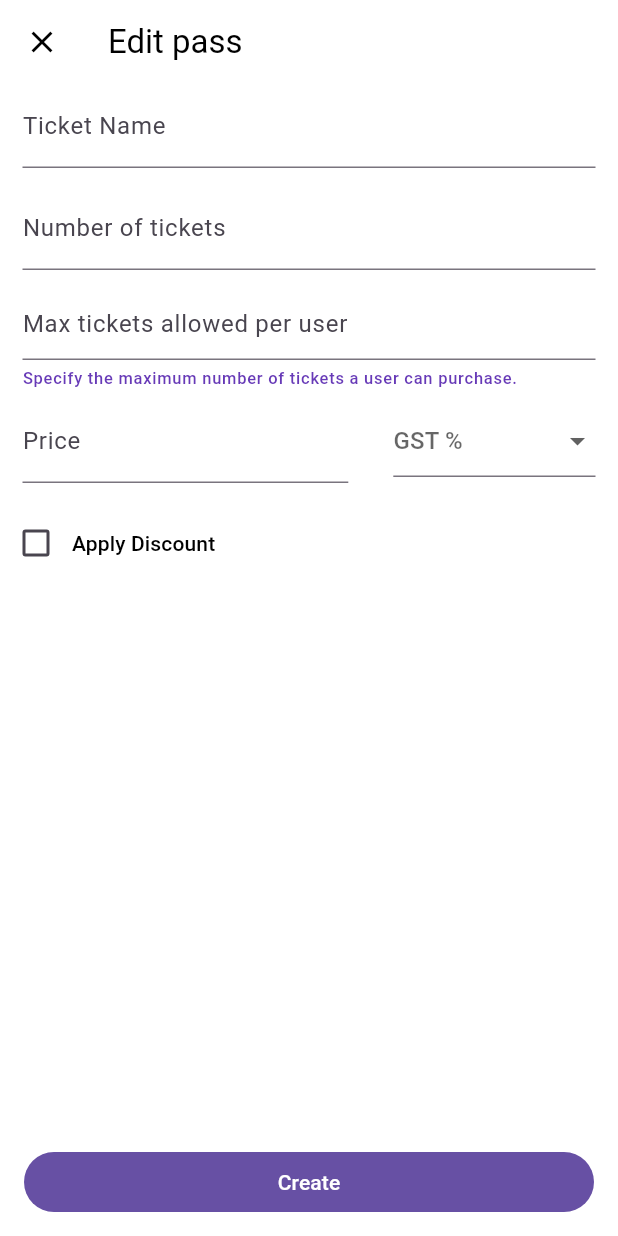
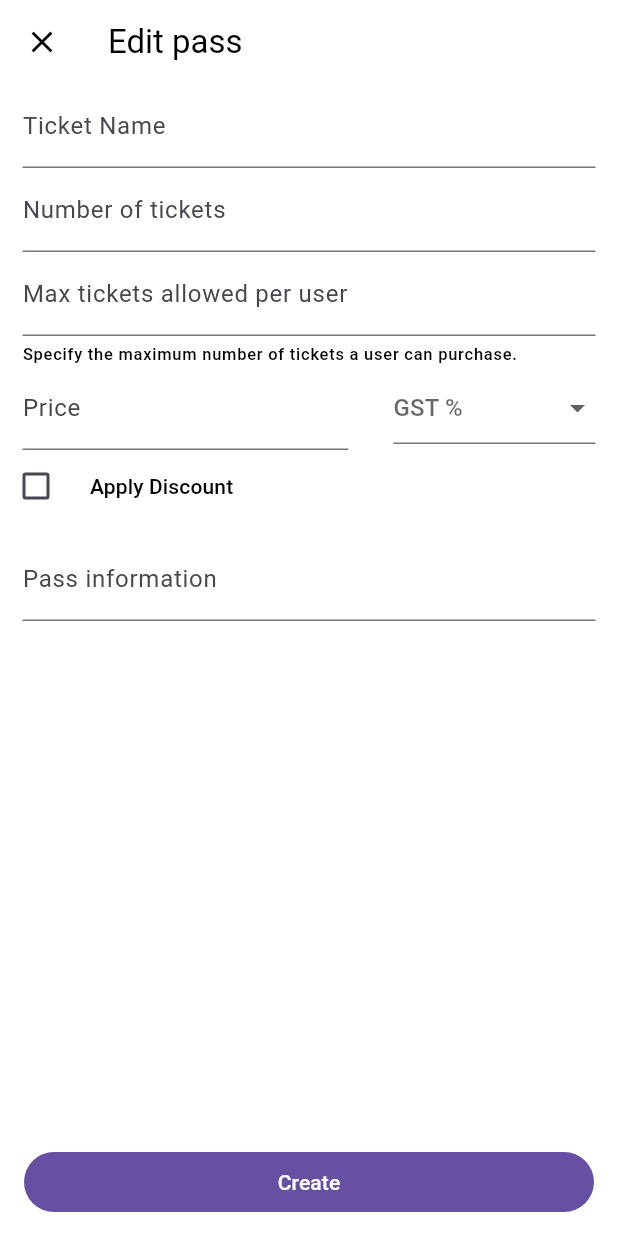
Before and after one commit to sreenandh-tp/manage_gathering, a Flutter app: the screen it shows after launch, tab 3 chosen, after a tap on the "edit square" icon, on a phone screen of 412 x 824 dp. Run offline on Flutter 3.47's test engine with Material 3 defaults, Android fonts, the phone set to English and light mode, and no system bars.

Commit message:
24/12/2024

```diff
--- a/lib/main.dart
+++ b/lib/main.dart
@@ -17,7 +17,6 @@ class MyApp extends StatelessWidget {
 
       //LIGHT THEME
       theme: ThemeData(
-        useMaterial3: true,
         primaryColor: const Color.fromARGB(255, 243, 238, 251),
         dialogTheme: const DialogTheme(backgroundColor: Colors.white),
         bottomSheetTheme:
@@ -57,10 +56,10 @@ class MyApp extends StatelessWidget {
         chipTheme: const ChipThemeData(
           backgroundColor: Color.fromARGB(255, 245, 240, 255),
         ),
+        useMaterial3: true,
       ),
       // DARK THEME
       darkTheme: ThemeData(
-        useMaterial3: true,
         primaryColor: Colors.black,
         dialogTheme: const DialogTheme(backgroundColor: Colors.black87),
         bottomSheetTheme:
@@ -103,6 +102,7 @@ class MyApp extends StatelessWidget {
         ),
         scaffoldBackgroundColor: Colors.black,
         chipTheme: const ChipThemeData(backgroundColor: Colors.black),
+        useMaterial3: true,
       ),
       home: const ManageGatheringPage(),
       debugShowCheckedModeBanner: false,
--- a/lib/manage_gathering/screen/manage_gathering.dart
+++ b/lib/manage_gathering/screen/manage_gathering.dart
@@ -1,9 +1,9 @@
 import 'package:flutter/material.dart';
-import 'package:manage_gathering/manage_gathering/screen/manage_gathering_options/edit_page.dart';
 import 'package:manage_gathering/manage_gathering/screen/manage_gathering_options/export_guest_page.dart';
 import 'package:manage_gathering/manage_gathering/screen/manage_gathering_options/invite_guest_page.dart';
 import 'package:manage_gathering/manage_gathering/screen/manage_gathering_options/send_notification_page.dart';
-import 'package:manage_gathering/manage_gathering/screen/manage_gathering_options/view_order_page.dart';
+
+import 'package:manage_gathering/manage_gathering/screen/settings/settings_page.dart';
 import 'package:manage_gathering/manage_gathering/screen/tabbar_pages/ticket_page.dart';
 import 'package:manage_gathering/manage_gathering/screen/widgets/gathering_status_row.dart';
 import 'package:manage_gathering/manage_gathering/screen/tabbar_pages/guests_page.dart';
@@ -20,11 +20,18 @@ class _ManageGatheringPageState extends State<ManageGatheringPage> {
   @override
   Widget build(BuildContext context) {
     return Scaffold(
+      backgroundColor: Theme.of(context).primaryColor,
       appBar: AppBar(
         leading: const BackButton(),
         actions: [
           IconButton(
-            onPressed: () {},
+            onPressed: () {
+              Navigator.push(
+                  context,
+                  MaterialPageRoute(
+                    builder: (context) => const SettingsPage(),
+                  ));
+            },
             icon: const Icon(Icons.settings),
           ),
           PopupMenuButton(
@@ -32,11 +39,11 @@ class _ManageGatheringPageState extends State<ManageGatheringPage> {
             itemBuilder: (context) => [
               PopupMenuItem(
                 onTap: () {
-                  Navigator.push(
-                      context,
-                      MaterialPageRoute(
-                        builder: (context) => const EditPage(),
-                      ));
+                  // Navigator.push(
+                  //     context,
+                  //     MaterialPageRoute(
+                  //       builder: (context) => const EditPage(),
+                  //     ));
                 },
                 child: Text(
                   "Edit",
@@ -45,11 +52,11 @@ class _ManageGatheringPageState extends State<ManageGatheringPage> {
               ),
               PopupMenuItem(
                 onTap: () {
-                  Navigator.push(
-                      context,
-                      MaterialPageRoute(
-                        builder: (context) => const ViewOrderPage(),
-                      ));
+                  // Navigator.push(
+                  //     context,
+                  //     MaterialPageRoute(
+                  //       builder: (context) => const ViewOrderPage(),
+                  //     ));
                 },
                 child: Text(
                   "View order",
@@ -101,7 +108,8 @@ class _ManageGatheringPageState extends State<ManageGatheringPage> {
       ),
       body: Column(
         children: [
-          SizedBox(
+          Container(
+            color: Theme.of(context).scaffoldBackgroundColor,
             width: double.infinity,
             child: Padding(
               padding: const EdgeInsets.only(top: 15, left: 18, right: 10),
@@ -174,7 +182,8 @@ class _ManageGatheringPageState extends State<ManageGatheringPage> {
           ),
           const SizedBox(height: 4),
           Expanded(
-            child: SizedBox(
+            child: Container(
+              color: Theme.of(context).scaffoldBackgroundColor,
               width: double.infinity,
               child: DefaultTabController(
                 length: 3,
--- a/lib/manage_gathering/screen/tabbar_pages/guests_page.dart
+++ b/lib/manage_gathering/screen/tabbar_pages/guests_page.dart
@@ -8,37 +8,33 @@ class GuestsPage extends StatelessWidget {
   Widget build(BuildContext context) {
     return Scaffold(
       body: ListView(
+        shrinkWrap: true,
         children: [
-          Padding(
-            padding: const EdgeInsets.only(left: 10, top: 12),
-            child: Row(
-              children: [
-                Chip(
+          SizedBox(
+            height: 60,
+            width: double.infinity,
+            child: ListView.builder(
+              shrinkWrap: true,
+              scrollDirection: Axis.horizontal,
+              itemCount: 4,
+              itemBuilder: (context, index) {
+                return Padding(
+                  padding: const EdgeInsets.only(left: 8),
+                  child: Chip(
                     elevation: 0,
                     label: Text(
-                    "All",
+                      "Varified",
                       style: Theme.of(context).textTheme.labelMedium,
                     ),
                   ),
-                const SizedBox(width: 6),
-                Chip(
-                  label: Text(
-                    "Verified",
-                    style: Theme.of(context).textTheme.labelMedium,
+                );
+              },
             ),
           ),
-                const SizedBox(width: 6),
-                Chip(
-                  label: Text(
-                    "Rejected",
-                    style: Theme.of(context).textTheme.labelMedium,
-                  ),
-                ),
-              ],
-            ),
-          ),
-          const SizedBox(height: 10),
-          ListView.builder(
+          // const SizedBox(height: 10),
+          SizedBox(
+            width: double.infinity,
+            child: ListView.builder(
               shrinkWrap: true,
               itemCount: 12,
               physics: const NeverScrollableScrollPhysics(),
@@ -77,6 +73,7 @@ class GuestsPage extends StatelessWidget {
                   ),
                 );
               },
+            ),
           )
         ],
       ),
--- a/lib/manage_gathering/screen/tabbar_pages/ticket_page.dart
+++ b/lib/manage_gathering/screen/tabbar_pages/ticket_page.dart
@@ -19,8 +19,9 @@ class TicketPage extends StatelessWidget {
         padding: const EdgeInsets.symmetric(horizontal: 10),
         child: ListView(
           children: [
+            const SizedBox(height: 10),
             TickectWidget(
-              ticketType: "Free Pass",
+              ticketType: "Free Pass uest required approval for joining",
               ticketPrice: "00.00",
               seatCount: "25/50",
               status: "",
--- a/lib/manage_gathering/screen/tabbar_pages/widgets/ticket_widget.dart
+++ b/lib/manage_gathering/screen/tabbar_pages/widgets/ticket_widget.dart
@@ -25,22 +25,21 @@ class TickectWidget extends StatelessWidget {
       child: Column(
         children: [
           ListTile(
-            minTileHeight: 30,
-            dense: true,
-            contentPadding: const EdgeInsets.only(
-              left: 15,
-              right: 5,
+            // dense: true,
+            title: Padding(
+              padding: const EdgeInsets.only(top: 10),
+              child: Text(
+                ticketType,
+                softWrap: true,
+                style: Theme.of(context).textTheme.titleMedium,
+              ),
             ),
-            leading: Text(
-              ticketType,
-              style: Theme.of(context).textTheme.titleMedium,
-            ),
-            title: Text(
-              status,
-              style: Theme.of(context).textTheme.titleSmall?.merge(
-                    const TextStyle(color: Colors.red),
-                  ),
-            ),
+            // title: Text(
+            //   status,
+            //   style: Theme.of(context).textTheme.titleSmall?.merge(
+            //         const TextStyle(color: Colors.red),
+            //       ),
+            // ),
             trailing: IconButton(
                 alignment: Alignment.topRight,
                 onPressed: () {
@@ -56,7 +55,7 @@ class TickectWidget extends StatelessWidget {
                 )),
           ),
           Padding(
-            padding: const EdgeInsets.symmetric(horizontal: 15),
+            padding: const EdgeInsets.only(left: 15, right: 15),
             child: Row(
               children: [
                 Text(
@@ -88,6 +87,9 @@ class TickectWidget extends StatelessWidget {
                 const SizedBox(width: 15),
                 Text("₹1500 Sales",
                     style: Theme.of(context).textTheme.titleSmall),
+                const SizedBox(width: 15),
+                Text("20 Check-in",
+                    style: Theme.of(context).textTheme.titleSmall),
               ],
             ),
           ),
@@ -95,6 +97,59 @@ class TickectWidget extends StatelessWidget {
               const SizedBox(
                 height: 15,
               ),
+          Padding(
+            padding: const EdgeInsets.symmetric(horizontal: 15),
+            child: Row(
+              mainAxisAlignment: MainAxisAlignment.spaceBetween,
+              children: [
+                TextButton.icon(
+                    onPressed: () {
+                      showDialog(
+                        context: context,
+                        builder: (context) {
+                          return AlertDialog(
+                            title: Text(
+                              "Remove",
+                              style: Theme.of(context).textTheme.titleMedium,
+                            ),
+                            content: Text(
+                              "Are you sure you want to remove this ticket?",
+                              style: Theme.of(context).textTheme.titleSmall,
+                            ),
+                            actions: [
+                              TextButton(
+                                  onPressed: () {
+                                    Navigator.pop(context);
+                                  },
+                                  child: const Text("Cancel")),
+                              TextButton(
+                                  onPressed: () {}, child: const Text("Remove"))
+                            ],
+                          );
+                        },
+                      );
+                    },
+                    label: const Text("Remove")),
+
+                // switch button
+                Row(
+                  children: [
+                    Text(
+                      "Stop Selling",
+                      style: Theme.of(context).textTheme.labelMedium,
+                    ),
+                    Switch(
+                      value: false,
+                      onChanged: (value) {},
+                    ),
+                  ],
+                )
+              ],
+            ),
+          ),
+          const SizedBox(
+            height: 15,
+          ),
         ],
       ),
     );
--- a/lib/manage_gathering/screen/ticket_edit/ticket_edit_page.dart
+++ b/lib/manage_gathering/screen/ticket_edit/ticket_edit_page.dart
@@ -17,7 +17,7 @@ class TicketEditPage extends StatelessWidget {
     }
 
     return Scaffold(
-      resizeToAvoidBottomInset: false,
+      resizeToAvoidBottomInset: true,
       appBar: AppBar(
         leading: const CloseButton(),
         title: Text(
@@ -28,7 +28,6 @@ class TicketEditPage extends StatelessWidget {
       body: Form(
         key: ticketValidation,
         child: ListView(
-          itemExtent: 68,
           children: [
             const TicketTextFieldWidget(
               labelText: "Ticket Name",
@@ -100,10 +99,15 @@ class TicketEditPage extends StatelessWidget {
                         },
                       );
                     }),
-                Text(
+                TextButton(
+                  onPressed: () {
+                    isChecked();
+                  },
+                  child: Text(
                     "Apply Discount",
                     style: Theme.of(context).textTheme.labelLarge,
                   ),
+                )
               ],
             ),
             ValueListenableBuilder(
@@ -121,7 +125,7 @@ class TicketEditPage extends StatelessWidget {
                             return "Enter valid amount";
                           }
                         },
-                        decoration: const InputDecoration(
+                        decoration: InputDecoration(
                           labelText: "Discount amount",
                           // labelStyle: Theme.of(context).textTheme.labelLarge,
                           hintText: "Discount amount (INR)",
@@ -129,13 +133,13 @@ class TicketEditPage extends StatelessWidget {
                             mainAxisSize: MainAxisSize.min,
                             mainAxisAlignment: MainAxisAlignment.end,
                             children: [
-                              Icon(Icons.percent),
-                              SizedBox(width: 30),
-                              Icon(
-                                Icons.currency_rupee,
-                                color: Colors.indigo,
-                              ),
-                              SizedBox(width: 20),
+                              IconButton(
+                                  onPressed: () {},
+                                  icon: const Icon(Icons.percent)),
+                              IconButton(
+                                  onPressed: () {},
+                                  icon: const Icon(Icons.currency_rupee)),
+                              const SizedBox(width: 20),
                             ],
                           ),
                         ),
@@ -144,7 +148,9 @@ class TicketEditPage extends StatelessWidget {
                   );
                 }),
 
-            ValueListenableBuilder(
+            Padding(
+              padding: const EdgeInsets.only(top: 10),
+              child: ValueListenableBuilder(
                   valueListenable: isCheckedNotifier,
                   builder: (BuildContext context, dynamic, Widget? child) {
                     return Visibility(
@@ -164,12 +170,16 @@ class TicketEditPage extends StatelessWidget {
                               showCursor: false,
                               keyboardType: TextInputType.none,
                               decoration: InputDecoration(
+                                suffixIcon: IconButton(
+                                  onPressed: () {},
+                                  icon: const Icon(
+                                    Icons.calendar_today_outlined,
+                                    size: 18,
+                                  ),
+                                ),
                                 hintText: "DD/MM/YYYY",
                                 labelText: "Start on",
-                              suffix: IconButton(
-                                onPressed: () {},
-                                icon: const Icon(Icons.calendar_today_outlined),
-                              ),
+                                isDense: true,
                               ),
                             )),
                             const SizedBox(width: 20),
@@ -180,9 +190,13 @@ class TicketEditPage extends StatelessWidget {
                               decoration: InputDecoration(
                                 hintText: "DD/MM/YYYY",
                                 labelText: "End on (Optional)",
-                              suffix: IconButton(
+                                isDense: true,
+                                suffixIcon: IconButton(
                                   onPressed: () {},
-                                icon: const Icon(Icons.calendar_today_outlined),
+                                  icon: const Icon(
+                                    Icons.calendar_today_outlined,
+                                    size: 18,
+                                  ),
                                 ),
                               ),
                             )),
@@ -191,10 +205,23 @@ class TicketEditPage extends StatelessWidget {
                       ),
                     );
                   }),
+            ),
+
+            Padding(
+              padding: const EdgeInsets.symmetric(horizontal: 15),
+              child: TextFormField(
+                minLines: 1,
+                maxLines: 3,
+                decoration: const InputDecoration(
+                  labelText: "Pass information",
+                  hintText: "Enter your short information",
+                ),
+              ),
+            )
           ],
         ),
       ),
-      bottomSheet: BottomAppBar(
+      bottomNavigationBar: BottomAppBar(
         child: Align(
           alignment: Alignment.bottomCenter,
           child: SizedBox(
--- a/lib/manage_gathering/screen/ticket_edit/widgets/tickect_textfield_widget.dart
+++ b/lib/manage_gathering/screen/ticket_edit/widgets/tickect_textfield_widget.dart
@@ -29,12 +29,8 @@ class TicketTextFieldWidget extends StatelessWidget {
         },
         decoration: InputDecoration(
           helperText: helpText,
-          helperStyle: Theme.of(context)
-              .textTheme
-              .labelSmall
-              ?.merge(const TextStyle(color: Colors.deepPurple)),
+          helperStyle: Theme.of(context).textTheme.labelSmall,
           labelText: labelText,
-          // labelStyle: Theme.of(context).textTheme.labelMedium,
           hintText: hintText,
         ),
       ),
```
Also changed, not shown: lib/manage_gathering/screen/manage_gathering_options/edit_page.dart (deleted, +0 -10 lines), lib/manage_gathering/screen/manage_gathering_options/view_order_page.dart (deleted, +0 -10 lines), lib/manage_gathering/screen/settings/settings_page.dart (added, +33 -0 lines), lib/manage_gathering/screen/tabbar_pages/organizer_page.dart (+26 -0 lines). Lines whose indentation alone changed are shown as unchanged.
